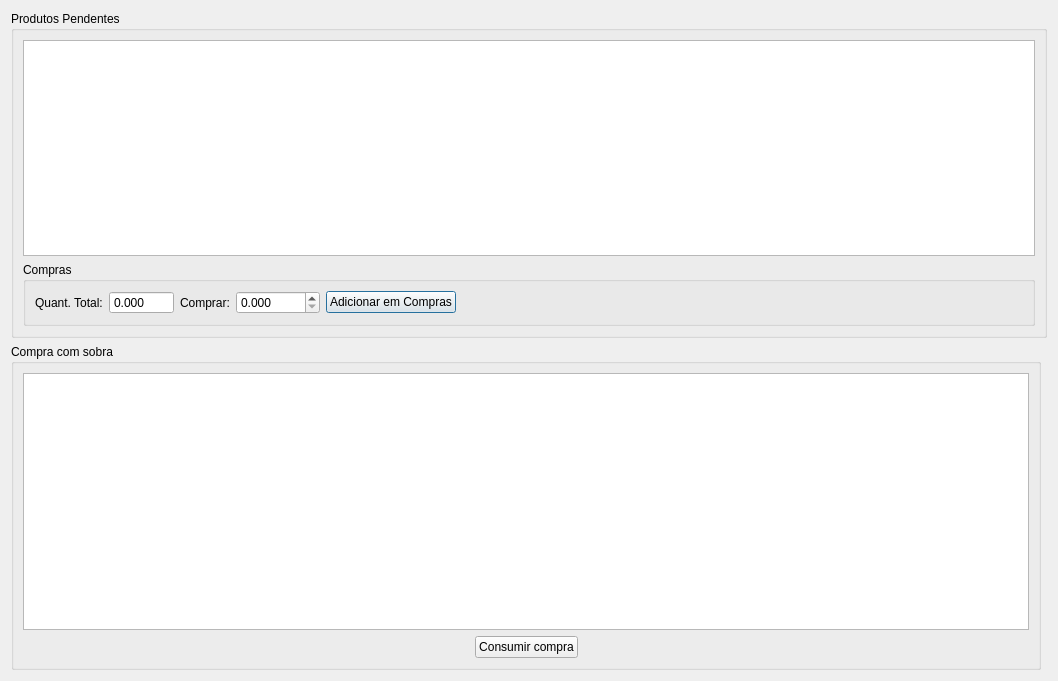
The window that ui/produtospendentes.ui (lellisls/ERP-STACCATO) describes before a commit, drawn with Qt 5.
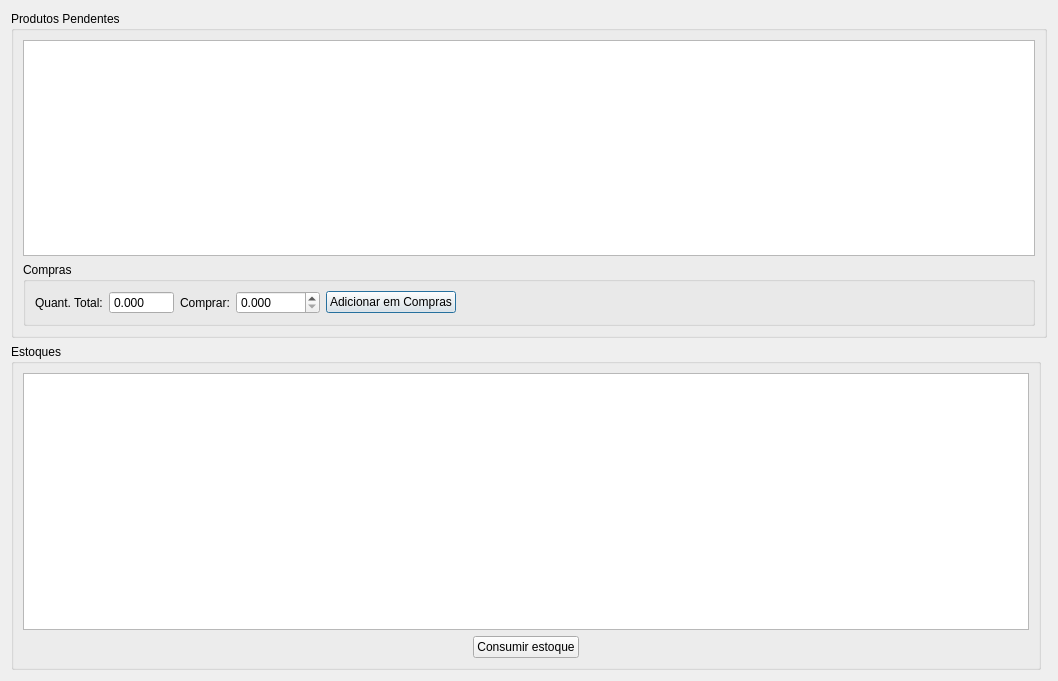
The same window after the commit. Custom widgets are drawn as their Qt base class.

Diff of the .ui file:
```diff
--- a/ui/produtospendentes.ui
+++ b/ui/produtospendentes.ui
@@ -163,13 +163,16 @@
    <item row="1" column="0">
     <widget class="QGroupBox" name="groupBox_2">
      <property name="title">
-      <string>Compra com sobra</string>
+      <string>Estoques</string>
      </property>
      <layout class="QGridLayout" name="gridLayout_2">
       <item row="1" column="1">
-       <widget class="QPushButton" name="pushButtonConsumirCompra">
+       <widget class="QPushButton" name="pushButtonConsumirEstoque">
+        <property name="enabled">
+         <bool>true</bool>
+        </property>
         <property name="text">
-         <string>Consumir compra</string>
+         <string>Consumir estoque</string>
         </property>
        </widget>
       </item>
```
Left out of the diff: 134 changed lines with no effect on the pictures.
